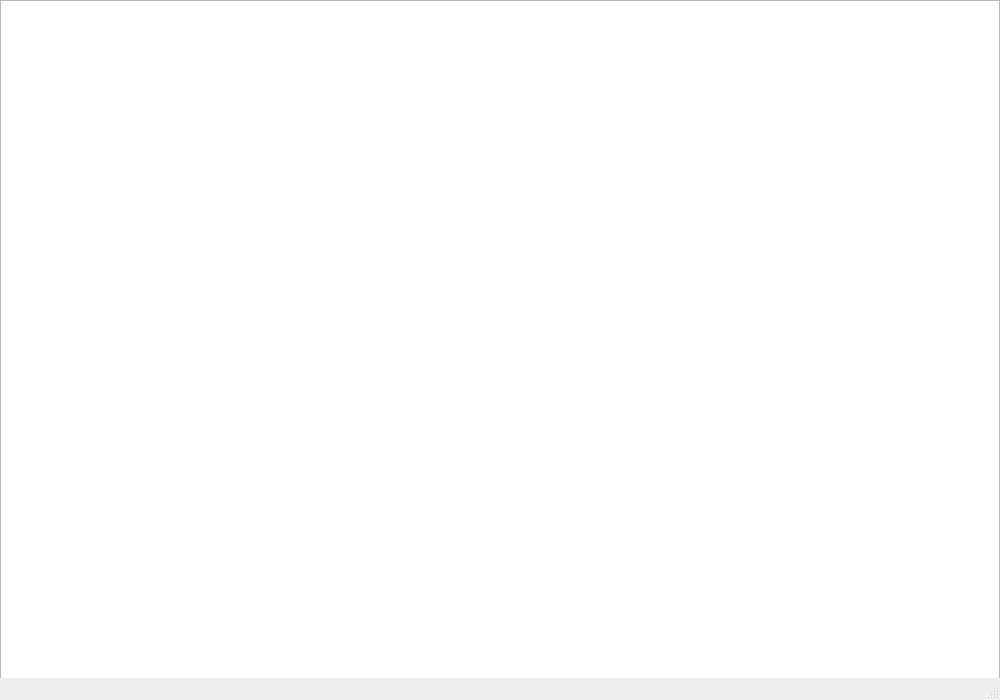
Before: the Qt Designer form mainwindow.ui in jdanielgonzalez/Proyecto_Final, drawn with Qt 5.
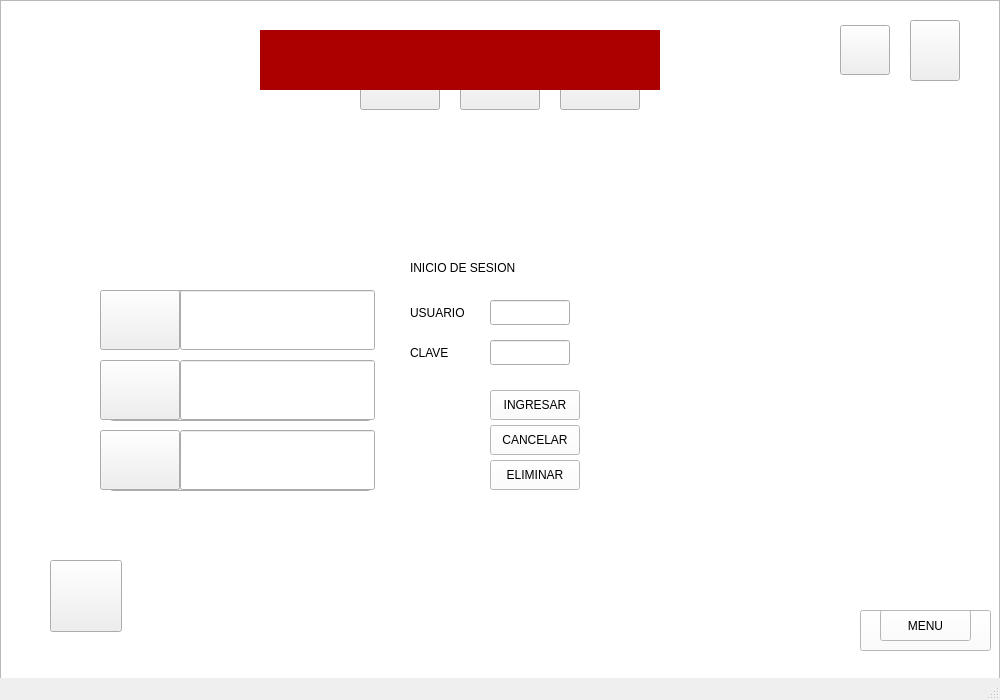
After: the same form once the commit is applied. Icons and pictures are not drawn.

What changed in the file:
```diff
--- a/mainwindow.ui
+++ b/mainwindow.ui
@@ -30,6 +30,483 @@
      <enum>Qt::ScrollBarAlwaysOff</enum>
     </property>
    </widget>
+   <widget class="QPushButton" name="boton_nuevapartida">
+    <property name="geometry">
+     <rect>
+      <x>110</x>
+      <y>290</y>
+      <width>261</width>
+      <height>51</height>
+     </rect>
+    </property>
+    <property name="styleSheet">
+     <string notr="true">border-image: url(:/imagenes/partida_nueva.jpg);</string>
+    </property>
+    <property name="text">
+     <string/>
+    </property>
+   </widget>
+   <widget class="QPushButton" name="boton_cargarpartida">
+    <property name="geometry">
+     <rect>
+      <x>110</x>
+      <y>370</y>
+      <width>261</width>
+      <height>51</height>
+     </rect>
+    </property>
+    <property name="styleSheet">
+     <string notr="true">border-image: url(:/imagenes/cargar_partida.jpg);</string>
+    </property>
+    <property name="text">
+     <string/>
+    </property>
+   </widget>
+   <widget class="QPushButton" name="boton_partida2">
+    <property name="geometry">
+     <rect>
+      <x>100</x>
+      <y>360</y>
+      <width>80</width>
+      <height>60</height>
+     </rect>
+    </property>
+    <property name="styleSheet">
+     <string notr="true">border-image: url(:/imagenes/2.jpg);</string>
+    </property>
+    <property name="text">
+     <string/>
+    </property>
+   </widget>
+   <widget class="QPushButton" name="boton_partida1">
+    <property name="geometry">
+     <rect>
+      <x>100</x>
+      <y>290</y>
+      <width>80</width>
+      <height>60</height>
+     </rect>
+    </property>
+    <property name="styleSheet">
+     <string notr="true">border-image: url(:/imagenes/1.jpg);</string>
+    </property>
+    <property name="text">
+     <string/>
+    </property>
+   </widget>
+   <widget class="QPushButton" name="boton_partida3">
+    <property name="geometry">
+     <rect>
+      <x>100</x>
+      <y>430</y>
+      <width>80</width>
+      <height>60</height>
+     </rect>
+    </property>
+    <property name="styleSheet">
+     <string notr="true">border-image: url(:/imagenes/3.jpg);</string>
+    </property>
+    <property name="text">
+     <string/>
+    </property>
+   </widget>
+   <widget class="QPushButton" name="boton_regresar">
+    <property name="geometry">
+     <rect>
+      <x>860</x>
+      <y>610</y>
+      <width>131</width>
+      <height>41</height>
+     </rect>
+    </property>
+    <property name="styleSheet">
+     <string notr="true">background-color: rgb(255, 255, 255);
+font: 18pt &quot;Gill Sans Ultra Bold Condensed&quot;;</string>
+    </property>
+    <property name="text">
+     <string>REGRESAR</string>
+    </property>
+   </widget>
+   <widget class="QPushButton" name="pausar">
+    <property name="geometry">
+     <rect>
+      <x>910</x>
+      <y>20</y>
+      <width>50</width>
+      <height>61</height>
+     </rect>
+    </property>
+    <property name="styleSheet">
+     <string notr="true">border-image: url(:/imagenes/pausa.png);</string>
+    </property>
+    <property name="text">
+     <string/>
+    </property>
+   </widget>
+   <widget class="QLineEdit" name="lineEdit1">
+    <property name="geometry">
+     <rect>
+      <x>180</x>
+      <y>290</y>
+      <width>195</width>
+      <height>60</height>
+     </rect>
+    </property>
+    <property name="styleSheet">
+     <string notr="true"/>
+    </property>
+    <property name="text">
+     <string/>
+    </property>
+   </widget>
+   <widget class="QLineEdit" name="lineEdit2">
+    <property name="geometry">
+     <rect>
+      <x>180</x>
+      <y>360</y>
+      <width>195</width>
+      <height>60</height>
+     </rect>
+    </property>
+    <property name="styleSheet">
+     <string notr="true"/>
+    </property>
+    <property name="text">
+     <string/>
+    </property>
+   </widget>
+   <widget class="QLineEdit" name="lineEdit3">
+    <property name="geometry">
+     <rect>
+      <x>180</x>
+      <y>430</y>
+      <width>195</width>
+      <height>60</height>
+     </rect>
+    </property>
+   </widget>
+   <widget class="QPushButton" name="boton_guardarpartida1">
+    <property name="geometry">
+     <rect>
+      <x>360</x>
+      <y>50</y>
+      <width>80</width>
+      <height>60</height>
+     </rect>
+    </property>
+    <property name="styleSheet">
+     <string notr="true">border-image: url(:/imagenes/1.jpg);</string>
+    </property>
+    <property name="text">
+     <string/>
+    </property>
+   </widget>
+   <widget class="QPushButton" name="boton_guardarpartida2">
+    <property name="geometry">
+     <rect>
+      <x>460</x>
+      <y>50</y>
+      <width>80</width>
+      <height>60</height>
+     </rect>
+    </property>
+    <property name="styleSheet">
+     <string notr="true">border-image: url(:/imagenes/2.jpg);</string>
+    </property>
+    <property name="text">
+     <string/>
+    </property>
+   </widget>
+   <widget class="QPushButton" name="boton_guardarpartida3">
+    <property name="geometry">
+     <rect>
+      <x>560</x>
+      <y>50</y>
+      <width>80</width>
+      <height>60</height>
+     </rect>
+    </property>
+    <property name="styleSheet">
+     <string notr="true">border-image: url(:/imagenes/3.jpg);</string>
+    </property>
+    <property name="text">
+     <string/>
+    </property>
+   </widget>
+   <widget class="QPushButton" name="guardar">
+    <property name="geometry">
+     <rect>
+      <x>840</x>
+      <y>25</y>
+      <width>50</width>
+      <height>50</height>
+     </rect>
+    </property>
+    <property name="styleSheet">
+     <string notr="true">border-image: url(:/imagenes/guardar.png);</string>
+    </property>
+    <property name="text">
+     <string/>
+    </property>
+   </widget>
+   <widget class="QLabel" name="Quemado">
+    <property name="geometry">
+     <rect>
+      <x>30</x>
+      <y>10</y>
+      <width>50</width>
+      <height>50</height>
+     </rect>
+    </property>
+    <property name="text">
+     <string/>
+    </property>
+   </widget>
+   <widget class="QLabel" name="Triturado">
+    <property name="geometry">
+     <rect>
+      <x>15</x>
+      <y>0</y>
+      <width>70</width>
+      <height>70</height>
+     </rect>
+    </property>
+    <property name="text">
+     <string/>
+    </property>
+   </widget>
+   <widget class="QLabel" name="Portal">
+    <property name="geometry">
+     <rect>
+      <x>-20</x>
+      <y>560</y>
+      <width>70</width>
+      <height>70</height>
+     </rect>
+    </property>
+    <property name="text">
+     <string/>
+    </property>
+   </widget>
+   <widget class="QLabel" name="label_inicio_de_sesion">
+    <property name="geometry">
+     <rect>
+      <x>410</x>
+      <y>260</y>
+      <width>151</width>
+      <height>16</height>
+     </rect>
+    </property>
+    <property name="styleSheet">
+     <string notr="true">font: 14pt &quot;Gill Sans Ultra Bold Condensed&quot;;
+border-image: url(:/imagenes/VACIO.png);</string>
+    </property>
+    <property name="text">
+     <string>INICIO DE SESION</string>
+    </property>
+   </widget>
+   <widget class="QLabel" name="label_usuario">
+    <property name="geometry">
+     <rect>
+      <x>410</x>
+      <y>300</y>
+      <width>80</width>
+      <height>25</height>
+     </rect>
+    </property>
+    <property name="styleSheet">
+     <string notr="true">font: 14pt &quot;Gill Sans Ultra Bold Condensed&quot;;
+border-image: url(:/imagenes/VACIO.png);</string>
+    </property>
+    <property name="text">
+     <string>USUARIO</string>
+    </property>
+   </widget>
+   <widget class="QLabel" name="label_clave">
+    <property name="geometry">
+     <rect>
+      <x>410</x>
+      <y>340</y>
+      <width>80</width>
+      <height>25</height>
+     </rect>
+    </property>
+    <property name="styleSheet">
+     <string notr="true">font: 14pt &quot;Gill Sans Ultra Bold Condensed&quot;;
+border-image: url(:/imagenes/VACIO.png);</string>
+    </property>
+    <property name="text">
+     <string>CLAVE</string>
+    </property>
+   </widget>
+   <widget class="QLineEdit" name="lineEdit_usuario">
+    <property name="geometry">
+     <rect>
+      <x>490</x>
+      <y>300</y>
+      <width>80</width>
+      <height>25</height>
+     </rect>
+    </property>
+   </widget>
+   <widget class="QLineEdit" name="lineEdit_clave">
+    <property name="geometry">
+     <rect>
+      <x>490</x>
+      <y>340</y>
+      <width>80</width>
+      <height>25</height>
+     </rect>
+    </property>
+   </widget>
+   <widget class="QPushButton" name="boton_ingresar">
+    <property name="geometry">
+     <rect>
+      <x>490</x>
+      <y>390</y>
+      <width>90</width>
+      <height>30</height>
+     </rect>
+    </property>
+    <property name="styleSheet">
+     <string notr="true">background-color: rgb(255, 255, 255);
+font: 14pt &quot;Gill Sans Ultra Bold Condensed&quot;;</string>
+    </property>
+    <property name="text">
+     <string>INGRESAR</string>
+    </property>
+   </widget>
+   <widget class="QPushButton" name="boton_cancelar">
+    <property name="geometry">
+     <rect>
+      <x>490</x>
+      <y>425</y>
+      <width>90</width>
+      <height>30</height>
+     </rect>
+    </property>
+    <property name="styleSheet">
+     <string notr="true">background-color: rgb(255, 255, 255);
+font: 13pt &quot;Gill Sans Ultra Bold Condensed&quot;;
+</string>
+    </property>
+    <property name="text">
+     <string>CANCELAR</string>
+    </property>
+   </widget>
+   <widget class="QPushButton" name="boton_eliminar">
+    <property name="geometry">
+     <rect>
+      <x>490</x>
+      <y>460</y>
+      <width>90</width>
+      <height>30</height>
+     </rect>
+    </property>
+    <property name="styleSheet">
+     <string notr="true">background-color: rgb(255, 255, 255);
+font: 14pt &quot;Gill Sans Ultra Bold Condensed&quot;;</string>
+    </property>
+    <property name="text">
+     <string>ELIMINAR</string>
+    </property>
+   </widget>
+   <widget class="QPushButton" name="boton_volveralmenu">
+    <property name="geometry">
+     <rect>
+      <x>880</x>
+      <y>610</y>
+      <width>91</width>
+      <height>31</height>
+     </rect>
+    </property>
+    <property name="styleSheet">
+     <string notr="true">background-color: rgb(255, 255, 255);
+font: 18pt &quot;Gill Sans Ultra Bold Condensed&quot;;</string>
+    </property>
+    <property name="text">
+     <string>MENU</string>
+    </property>
+   </widget>
+   <widget class="QPushButton" name="boton_multijugador">
+    <property name="geometry">
+     <rect>
+      <x>110</x>
+      <y>440</y>
+      <width>261</width>
+      <height>51</height>
+     </rect>
+    </property>
+    <property name="styleSheet">
+     <string notr="true">border-image: url(:/imagenes/multijugador.jpg);</string>
+    </property>
+    <property name="text">
+     <string/>
+    </property>
+   </widget>
+   <widget class="QLabel" name="label_ganador_multijugador">
+    <property name="geometry">
+     <rect>
+      <x>260</x>
+      <y>30</y>
+      <width>400</width>
+      <height>60</height>
+     </rect>
+    </property>
+    <property name="styleSheet">
+     <string notr="true">background-color: rgb(170, 0, 0);
+font: 24pt &quot;Gill Sans Ultra Bold Condensed&quot;;</string>
+    </property>
+    <property name="text">
+     <string/>
+    </property>
+   </widget>
+   <widget class="QPushButton" name="boton_informacion">
+    <property name="geometry">
+     <rect>
+      <x>50</x>
+      <y>560</y>
+      <width>72</width>
+      <height>72</height>
+     </rect>
+    </property>
+    <property name="styleSheet">
+     <string notr="true">border-image: url(:/imagenes/informacion.png);</string>
+    </property>
+    <property name="text">
+     <string/>
+    </property>
+   </widget>
+   <zorder>graphicsView</zorder>
+   <zorder>boton_nuevapartida</zorder>
+   <zorder>boton_cargarpartida</zorder>
+   <zorder>boton_partida1</zorder>
+   <zorder>boton_partida2</zorder>
+   <zorder>boton_regresar</zorder>
+   <zorder>pausar</zorder>
+   <zorder>lineEdit1</zorder>
+   <zorder>lineEdit2</zorder>
+   <zorder>guardar</zorder>
+   <zorder>boton_guardarpartida1</zorder>
+   <zorder>boton_guardarpartida3</zorder>
+   <zorder>boton_guardarpartida2</zorder>
+   <zorder>Quemado</zorder>
+   <zorder>Triturado</zorder>
+   <zorder>Portal</zorder>
+   <zorder>label_inicio_de_sesion</zorder>
+   <zorder>label_usuario</zorder>
+   <zorder>label_clave</zorder>
+   <zorder>lineEdit_usuario</zorder>
+   <zorder>lineEdit_clave</zorder>
+   <zorder>boton_ingresar</zorder>
+   <zorder>boton_cancelar</zorder>
+   <zorder>boton_eliminar</zorder>
+   <zorder>boton_volveralmenu</zorder>
+   <zorder>boton_multijugador</zorder>
+   <zorder>label_ganador_multijugador</zorder>
+   <zorder>lineEdit3</zorder>
+   <zorder>boton_partida3</zorder>
+   <zorder>boton_informacion</zorder>
   </widget>
   <widget class="QMenuBar" name="menubar">
    <property name="geometry">
```
Left out of the diff: 2 changed lines with no effect on the pictures.
